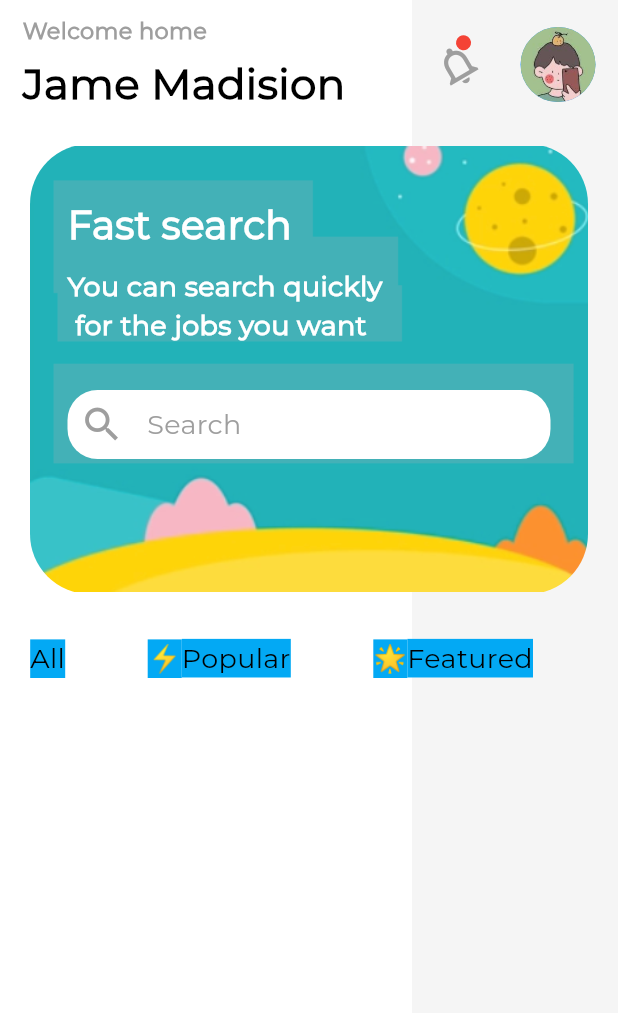
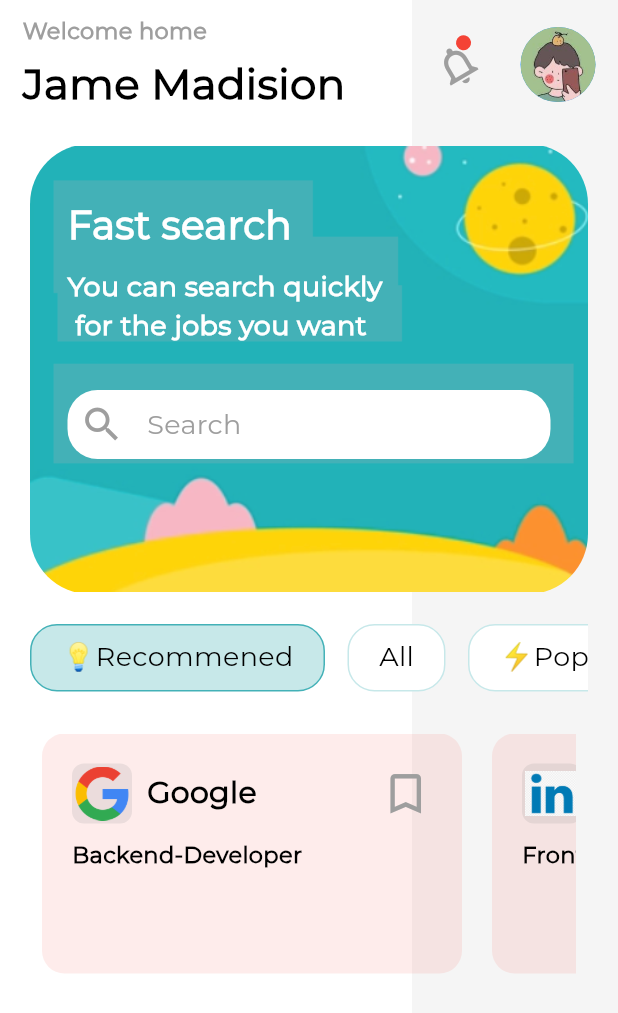
Before and after one commit to datlogarit/job_portal, a Flutter app: the screen it shows after launch, on a phone screen of 412 x 824 dp. Shown: the top 1013 px of the screen. Run offline on Flutter 3.47's test engine with Material 3 defaults, Android fonts, the light colour scheme and no system bars; project files that could hold a hidden picture were left out.

Commit message:
designing job card

```diff
--- /dev/null
+++ b/front_end/job_portal/lib/models/job.dart
@@ -0,0 +1,39 @@
+class Job {
+  String url;
+  String companyName;
+  bool saved;
+  String titleJob;
+  String location;
+  String typeWork;
+  List<String> requirement;
+  Job(this.url, this.companyName, this.saved, this.titleJob, this.location,
+      this.typeWork, this.requirement);
+  static List<Job> generateJobs() {
+    return [
+      Job('assets/images/google_logo.png', 'Google', false, 'Backend-Developer',
+          'Nam Tu Liem - Ha Noi', 'part time', [
+        'Bachelor"s degree or equivalent practical experience.',
+        '2 years of experience diagnosing and troubleshooting one of the following: operating systems and computer/server hardware or networking protocols.',
+        'Experience with performing component-level repairs on IT equipment. ',
+        'Ability to lift/move 50lb (23kg) of equipment and ability to exert yourself physically over extended periods of time, including frequent bending, kneeling, climbing, pushing/pulling and lifting. ',
+        'Ability to work non-standard hours, including working weekends, holidays and on shift-based schedule as required. '
+      ]),
+      Job('assets/images/linkedin_logo.png', 'Linkedin', false,
+          'Frontend-Developer', 'Ha Dong - Ha Noi', 'full time', [
+        "Bachelor's degree or equivalent practical experience.",
+        "Experience diagnosing and troubleshooting one of the following: operating systems and computer/server hardware or networking protocols.",
+        "Experience with performing component-level repairs on IT equipment.",
+        "Ability to lift/move 50lb (23kg) of equipment and ability to exert yourself physically over extended periods of time, including frequent bending, kneeling, climbing, pushing/pulling and lifting.",
+        "Ability to work non-standard hours, including working weekends, holidays and on shift-based schedule as required.",
+      ]),
+      Job('assets/images/airbnb_logo.png', 'Airbnb', true, 'Data Engine',
+          'Cau Giay - Ha Noi', 'part time', [
+        'Bachelor"s degree or equivalent practical experience.',
+        '2 years of experience diagnosing and troubleshooting one of the following: operating systems and computer/server hardware or networking protocols.',
+        'Experience with performing component-level repairs on IT equipment. ',
+        'Ability to lift/move 50lb (23kg) of equipment and ability to exert yourself physically over extended periods of time, including frequent bending, kneeling, climbing, pushing/pulling and lifting. ',
+        'Ability to work non-standard hours, including working weekends, holidays and on shift-based schedule as required. '
+      ])
+    ];
+  }
+}
--- a/front_end/job_portal/lib/screens/home/home.dart
+++ b/front_end/job_portal/lib/screens/home/home.dart
@@ -1,5 +1,6 @@
 import 'package:flutter/material.dart';
 import 'package:job_portal/screens/home/widgets/home_app_bar.dart';
+import 'package:job_portal/screens/home/widgets/job_list.dart';
 import 'package:job_portal/screens/home/widgets/search_app_bar.dart';
 import 'package:job_portal/screens/home/widgets/tag_list.dart';
 
@@ -26,7 +27,7 @@ class HomePage extends StatelessWidget {
           ),
           SafeArea(
             child: Column(
-              children: [HomeAppBar(), SearchAppBar(), TagLiss()],
+              children: [HomeAppBar(), SearchAppBar(), TagLiss(), JobList()],
             ),
           )
         ],
--- /dev/null
+++ b/front_end/job_portal/lib/screens/home/widgets/job_card.dart
@@ -0,0 +1,62 @@
+import 'package:flutter/material.dart';
+import 'package:job_portal/models/job.dart';
+
+class JobCard extends StatelessWidget {
+  final Job job; //object
+  const JobCard(this.job);
+  @override
+  Widget build(BuildContext context) {
+    // TODO: implement build
+    return Container(
+      width: 280,
+      // height: 270,
+      padding: EdgeInsets.all(20),
+      decoration: BoxDecoration(
+        borderRadius: BorderRadius.circular(15),
+        color: const Color.fromRGBO(244, 67, 54, .1),
+      ),
+      child: Column(
+        crossAxisAlignment: CrossAxisAlignment.start,
+        children: [
+          Row(
+            mainAxisAlignment: MainAxisAlignment.spaceBetween,
+            children: [
+              Row(
+                children: [
+                  Container(
+                    width: 40,
+                    height: 40,
+                    padding: EdgeInsets.all(2),
+                    decoration: BoxDecoration(
+                        borderRadius: BorderRadius.circular(8),
+                        color: const Color.fromRGBO(158, 158, 158, .2)),
+                    child: Image(image: AssetImage(job.url)),
+                  ),
+                  SizedBox(
+                    width: 10,
+                  ),
+                  Text(
+                    job.companyName,
+                    style: TextStyle(fontSize: 20, fontWeight: FontWeight.w600),
+                  )
+                ],
+              ),
+              Icon(
+                job.saved ? Icons.bookmark : Icons.bookmark_border_outlined,
+                color: job.saved ? Color(0xFF43B1B7) : Colors.grey,
+                size: 35,
+              ),
+            ],
+          ),
+          SizedBox(
+            height: 10,
+          ),
+          Text(
+            job.titleJob,
+            style: TextStyle(fontSize: 15, fontWeight: FontWeight.bold),
+          )
+        ],
+      ),
+    );
+  }
+}
--- /dev/null
+++ b/front_end/job_portal/lib/screens/home/widgets/job_list.dart
@@ -0,0 +1,21 @@
+import 'package:flutter/material.dart';
+import 'package:job_portal/models/job.dart';
+import 'package:job_portal/screens/home/widgets/job_card.dart';
+
+class JobList extends StatelessWidget {
+  final List<Job> jobList = Job.generateJobs();
+  @override
+  Widget build(BuildContext context) {
+    // TODO: implement build
+    return Container(
+        height: 160,
+        margin: EdgeInsets.symmetric(vertical: 28, horizontal: 28),
+        child: ListView.separated(
+            scrollDirection: Axis.horizontal,
+            itemBuilder: (context, index) => JobCard(jobList[index]),
+            separatorBuilder: (_, index) => SizedBox(
+                  width: 20,
+                ),
+            itemCount: jobList.length));
+  }
+}
--- a/front_end/job_portal/lib/screens/home/widgets/tag_list.dart
+++ b/front_end/job_portal/lib/screens/home/widgets/tag_list.dart
@@ -9,29 +9,38 @@ class TagLiss extends StatefulWidget {
 }
 
 class _TagListState extends State<TagLiss> {
-  final List<String> tagList = ['All', '⚡Popular', '🌟Featured'];
-  // final taglist = <String> ['xin','chao'];
+  final List<String> tagList = [
+    '💡Recommened',
+    'All',
+    '⚡Popular',
+    '🌟Featured',
+    '🔝 Top Company',
+  ];
   int selected = 0;
   @override
   Widget build(BuildContext context) {
     // TODO: implement build
     return Container(
-      // padding: ,
-      height: 50,
-      decoration: BoxDecoration(
-        // color: Colors.lightBlue,
-        borderRadius: BorderRadius.circular(20),
-        // border: Border.all(color: Color(prima))
-      ),
+      padding: EdgeInsets.symmetric(horizontal: 20),
+      height: 45,
       child: ListView.separated(
           scrollDirection: Axis.horizontal,
-          itemBuilder: (context, index) => GestureDetector(
+          itemBuilder: (_, index) => GestureDetector(
                 child: Container(
-                  padding: EdgeInsets.symmetric(vertical: 10, horizontal: 20),
+                  padding: EdgeInsets.symmetric(vertical: 8, horizontal: 20),
+                  decoration: BoxDecoration(
+                      color: selected == index
+                          ? Color.fromRGBO(67, 177, 183, .3)
+                          : Colors.white,
+                      borderRadius: BorderRadius.circular(18),
+                      border: Border.all(
+                        color: selected == index
+                            ? Color.fromRGBO(67, 177, 183, 1)
+                            : Color.fromRGBO(67, 177, 183, .3),
+                      )),
                   child: Text(
                     tagList[index],
-                    style: TextStyle(
-                        fontSize: 18, backgroundColor: Colors.lightBlue),
+                    style: TextStyle(fontSize: 18),
                   ),
                 ),
                 onTap: () {
--- /dev/null
+++ b/front_end/job_portal/lib/widgets/text_icons.dart
@@ -0,0 +1,9 @@
+import 'package:flutter/material.dart';
+
+class TextIcons extends StatelessWidget {
+  @override
+  Widget build(BuildContext context) {
+    // TODO: implement build
+    return Row();
+  }
+}
```
Also changed, not shown: front_end/job_portal/assets/images/airbnb_logo.png (added), front_end/job_portal/assets/images/google_logo.png (added), front_end/job_portal/assets/images/linkedin_logo.png (added).
